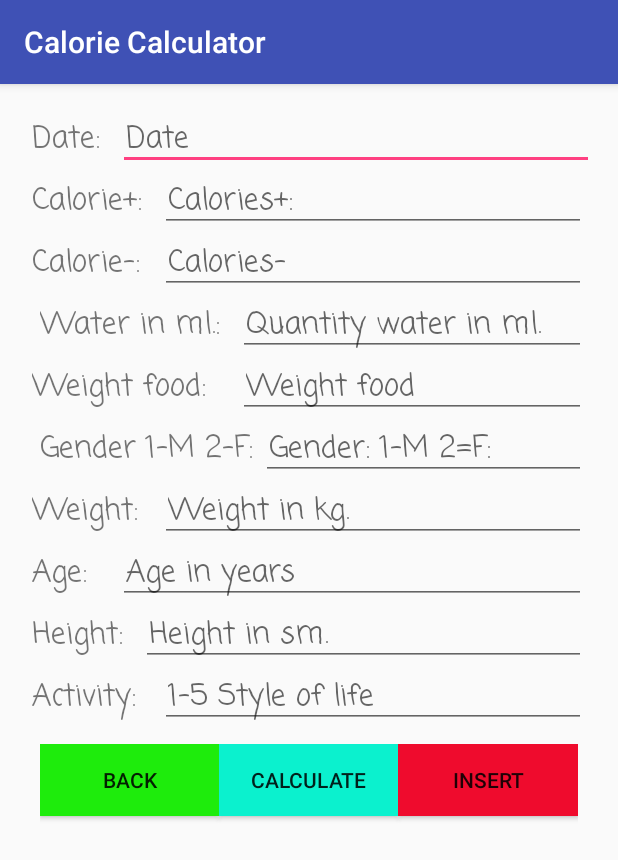
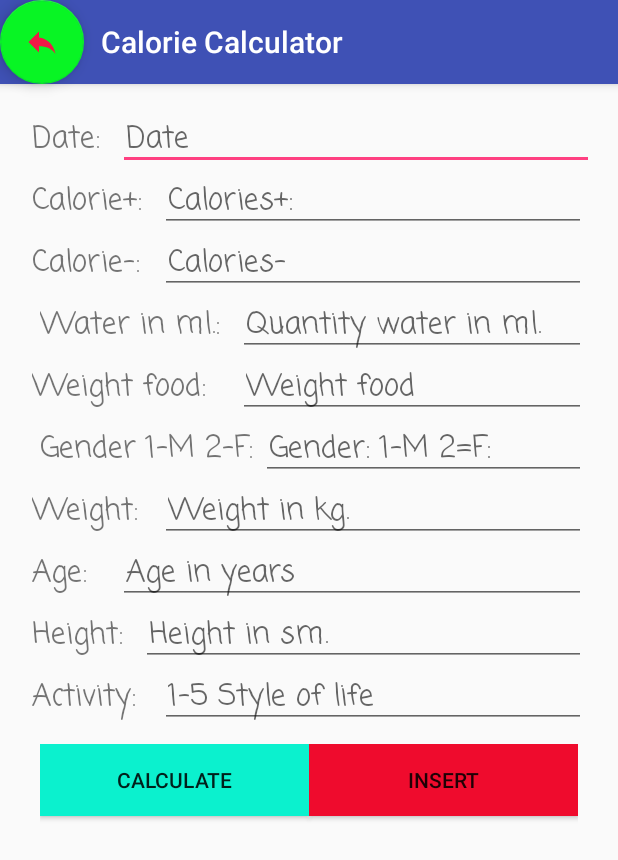
Before and after one commit to azubakov/CaloriesCalc, an Android app: the CaloriesDetailsBasicActivity screen opened directly, with no data from a screen before it, on a phone screen of 412 x 824 dp. Shown: the top 860 px of the screen. Run offline under Robolectric (Android 15) with nearby library versions, the phone set to English and light mode, and no system bars.

```diff
--- a/app/src/main/res/layout/activity_calories_details_basic.xml
+++ b/app/src/main/res/layout/activity_calories_details_basic.xml
@@ -17,7 +17,7 @@
             android:layout_width="match_parent"
             android:layout_height="?attr/actionBarSize"
             app:popupTheme="@style/AppTheme.PopupOverlay"
-            app:title="Calorie Calculator"
+            app:title="           Calorie Calculator"
             android:touchscreenBlocksFocus="false"
             android:transitionGroup="true"
             android:contextClickable="true" />
@@ -40,4 +40,19 @@
         android:layout_margin="@dimen/fab_margin"
         android:src="@android:drawable/ic_dialog_email" />-->
 
+    <android.support.design.widget.FloatingActionButton
+        android:id="@+id/fabBack"
+        android:layout_width="wrap_content"
+        android:layout_height="wrap_content"
+        app:backgroundTint="#08f524"
+        android:src="@drawable/ic_reply_24dp"
+        android:onClick="back"
+        app:layout_anchor="@id/toolbar"
+        app:layout_anchorGravity="center|start"
+
+
+        />
+
+
+
 </android.support.design.widget.CoordinatorLayout>
--- a/app/src/main/res/layout/content_calories_details_basic.xml
+++ b/app/src/main/res/layout/content_calories_details_basic.xml
@@ -311,7 +311,19 @@
         android:layout_below="@+id/etActivity"
         android:id="@+id/linearLayout">
 
-        <Button
+
+     <!--   <android.support.design.widget.FloatingActionButton
+            android:id="@+id/fabBack"
+            android:layout_width="wrap_content"
+            android:layout_height="wrap_content"
+            app:backgroundTint="#08f524"
+            android:src="@drawable/ic_reply_24dp"
+            android:onClick="back"
+
+            />-->
+
+
+    <!--    <Button
             android:layout_width="0dp"
             android:layout_height="wrap_content"
             android:text="Back"
@@ -321,7 +333,7 @@
             android:layout_weight="1"
             android:layout_alignParentBottom="true"
             android:layout_alignParentRight="true"
-            android:layout_alignParentEnd="true" />
+            android:layout_alignParentEnd="true" />-->
 
 
 
@@ -350,8 +362,19 @@
             android:layout_alignParentEnd="true" />
 
 
+
     </LinearLayout>
 
+  <!--  <android.support.design.widget.FloatingActionButton
+        android:id="@+id/fabBack"
+        android:layout_width="wrap_content"
+        android:layout_height="wrap_content"
+        app:backgroundTint="#08f524"
+        android:src="@drawable/ic_reply_24dp"
+        android:onClick="back"
+        app:layout_anchor="@id/app_bar"
 
 
+        />-->
+
 </RelativeLayout>
```
Also changed, not shown: app/src/main/res/layout/activity_calorie_db.xml (+0 -23 lines).
